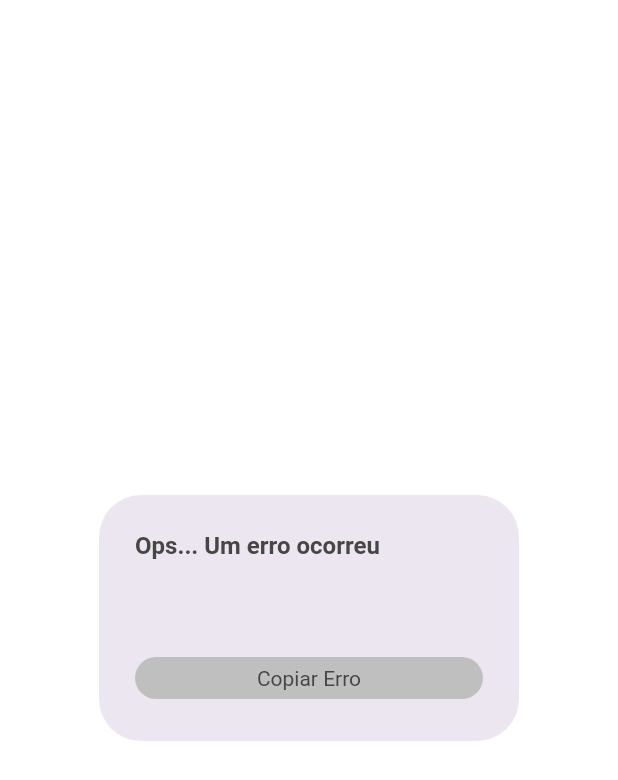
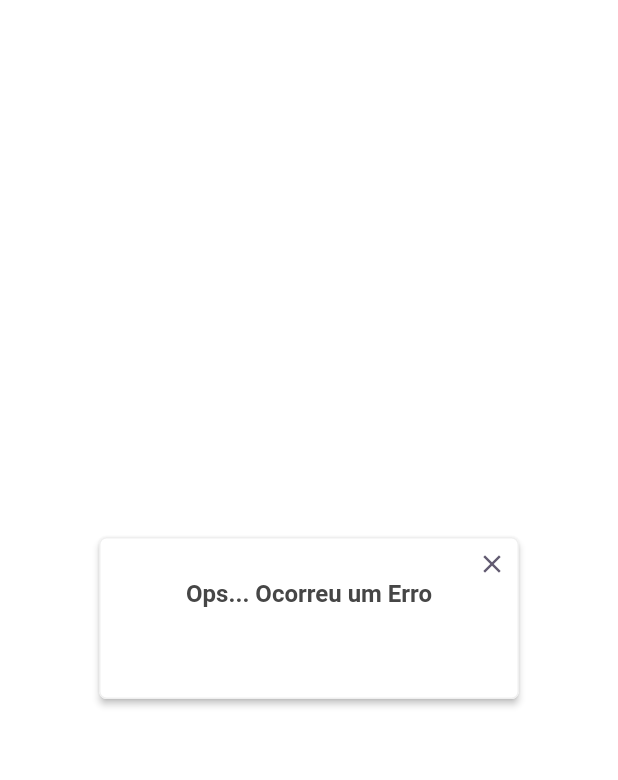
Before and after one commit to economize-mais/app_economize_mais, a Flutter app: the PopupErrorWidget widget shown alone on an empty page, opened directly with empty values, on a phone screen of 412 x 824 dp. Shown: the top 780 px of the screen. Run offline on Flutter 3.47's test engine with Material 3 defaults, Android fonts, the phone set to English and light mode, and no system bars; our stand-ins replace carousel_slider, dio, dotted_border, flutter_svg, mask_text_input_formatter; accounts and stored records are empty.

```diff
--- a/lib/screens/cadastro/cadastro_senha_screen.dart
+++ b/lib/screens/cadastro/cadastro_senha_screen.dart
@@ -68,7 +68,8 @@ class _CadastroSenhaScreenState extends State<CadastroSenhaScreen> {
                 Consumer<UsuarioProvider>(
                   builder: (context, usuarioProvider, child) => Visibility(
                     visible: !usuarioProvider.isLoading,
-                    replacement: const Center(child: CircularProgressIndicator()),
+                    replacement:
+                        const Center(child: CircularProgressIndicator()),
                     child: FilledButton(
                       onPressed: () => cadastrar(usuarioProvider),
                       child: const Text('Cadastrar'),
@@ -111,7 +112,6 @@ class _CadastroSenhaScreenState extends State<CadastroSenhaScreen> {
       builder: (context) => PopupErrorWidget(
         title: 'Usuário cadastrado!',
         content: usuarioProvider.errorMessage,
-        showActions: false,
       ),
     ).then((_) => Navigator.popUntil(context, (route) => route.isFirst));
   }
--- a/lib/screens/login/login_screen.dart
+++ b/lib/screens/login/login_screen.dart
@@ -1,4 +1,5 @@
 import 'package:app_economize_mais/providers/usuario_provider.dart';
+import 'package:app_economize_mais/utils/widgets/custom_circular_progress_indicator.dart';
 import 'package:app_economize_mais/utils/widgets/popup_error_widget.dart';
 import 'package:flutter/material.dart';
 import 'package:app_economize_mais/utils/widgets/labeled_outline_text_field_widget.dart';
@@ -73,7 +74,7 @@ class _LoginScreenState extends State<LoginScreen> {
                   child: Consumer<UsuarioProvider>(
                     builder: (context, usuarioProvider, child) => Visibility(
                       visible: !usuarioProvider.isLoading,
-                      replacement: const CircularProgressIndicator(),
+                      replacement: const CustomCircularProgressIndicator(),
                       child: FilledButton(
                         onPressed: () => login(usuarioProvider),
                         child: const Text('Entrar'),
--- a/lib/utils/widgets/popup_error_widget.dart
+++ b/lib/utils/widgets/popup_error_widget.dart
@@ -1,22 +1,34 @@
 import 'package:app_economize_mais/utils/app_scheme.dart';
 import 'package:flutter/material.dart';
-import 'package:flutter/services.dart';
 
 class PopupErrorWidget extends StatelessWidget {
   final String title;
   final String content;
-  final bool showActions;
 
   const PopupErrorWidget({
     super.key,
-    this.title = 'Ops... Um erro ocorreu',
+    this.title = 'Ops... Ocorreu um Erro',
     required this.content,
-    this.showActions = true,
   });
 
   @override
   Widget build(BuildContext context) {
     return AlertDialog(
+      backgroundColor: AppScheme.white,
+      elevation: 2,
+      shadowColor: AppScheme.black,
+      shape: RoundedRectangleBorder(
+        borderRadius: BorderRadius.circular(5),
+        side: const BorderSide(color: AppScheme.lightGray),
+      ),
+      iconPadding: const EdgeInsets.only(left: 8, right: 8, top: 8),
+      icon: Align(
+        alignment: Alignment.centerRight,
+        child: GestureDetector(
+          onTap: () => Navigator.pop(context),
+          child: const Icon(Icons.close, size: 20),
+        ),
+      ),
       title: Text(
         title,
         style: TextStyle(
@@ -32,16 +44,6 @@ class PopupErrorWidget extends StatelessWidget {
           fontSize: 14,
         ),
       ),
-      actions: [
-        TextButton(
-          onPressed: () => Clipboard.setData(ClipboardData(text: content)),
-          style: TextButton.styleFrom(
-            textStyle: const TextStyle(decoration: TextDecoration.none),
-            backgroundColor: AppScheme.gray[2],
-          ),
-          child: const Text('Copiar Erro'),
-        ),
-      ],
     );
   }
 }
```
Also changed, not shown: lib/utils/widgets/custom_circular_progress_indicator.dart (added, +15 -0 lines).
